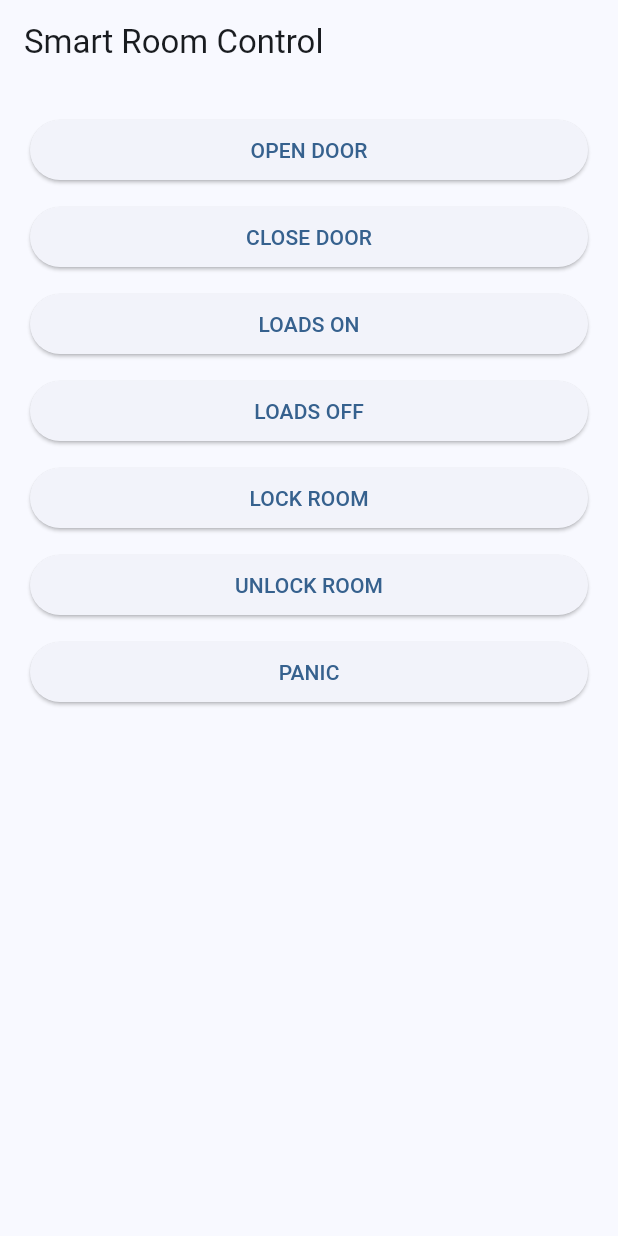
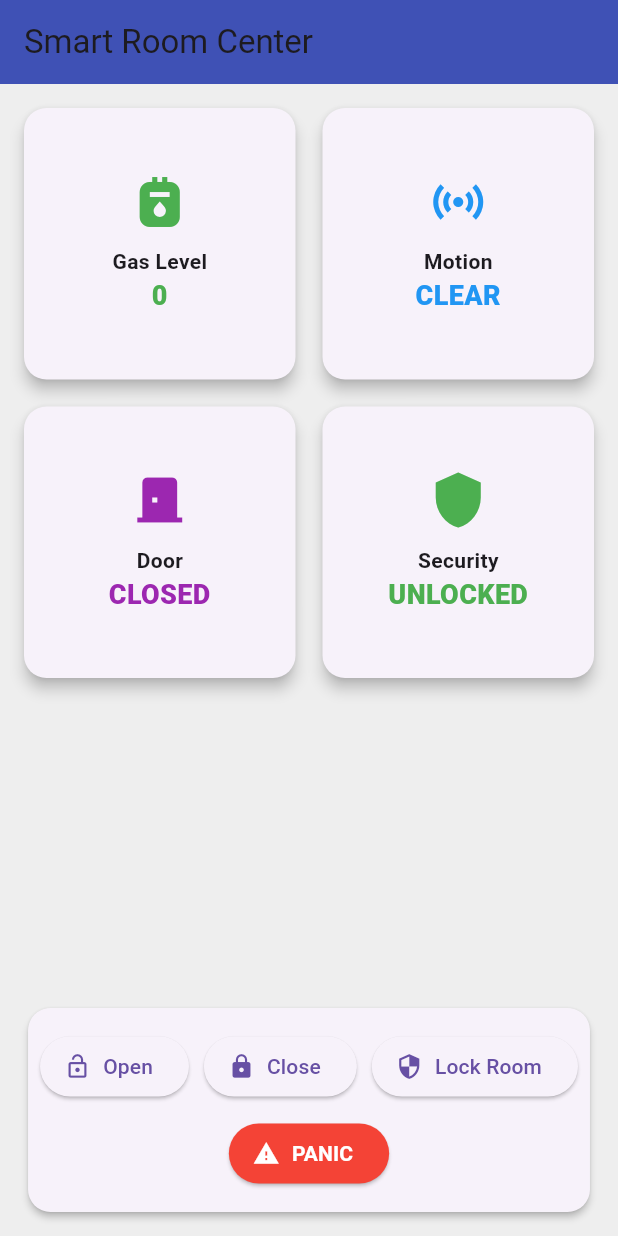
Before and after one commit to Kota-Jagadeesh/RoomGuard, a Flutter app: the screen it shows after launch, after a tap on "PANIC", on a phone screen of 412 x 824 dp. Run offline on Flutter 3.47's test engine with Material 3 defaults, Android fonts, the light colour scheme and no system bars; missing offline and left inert: mqtt_client; statements that could not run were skipped.

```diff
--- a/lib/main.dart
+++ b/lib/main.dart
@@ -1,32 +1,12 @@
 import 'package:flutter/material.dart';
 import 'mqtt_service.dart';
 
-void main() {
-  runApp(const MyApp());
-}
-
-class MyApp extends StatelessWidget {
-  const MyApp({super.key});
-
-  @override
-  Widget build(BuildContext context) {
-    return MaterialApp(
-      debugShowCheckedModeBanner: false,
-
-      title: 'Smart Room',
-
-      theme: ThemeData(
-        colorScheme: ColorScheme.fromSeed(seedColor: Colors.blue),
-      ),
-
-      home: const HomePage(),
-    );
-  }
-}
+void main() => runApp(
+  const MaterialApp(home: HomePage(), debugShowCheckedModeBanner: false),
+);
 
 class HomePage extends StatefulWidget {
   const HomePage({super.key});
-
   @override
   State<HomePage> createState() => _HomePageState();
 }
@@ -34,91 +14,194 @@ class HomePage extends StatefulWidget {
 class _HomePageState extends State<HomePage> {
   MQTTService mqttService = MQTTService();
 
+  // room statet Variables
+  String gasStr = "0",
+      motionStr = "clear",
+      doorStr = "closed",
+      modeStr = "unlocked",
+      loadStr = "off";
+
   @override
   void initState() {
     super.initState();
-
-    connectMQTT();
+    setupMQTT();
   }
 
-  Future<void> connectMQTT() async {
+  void setupMQTT() async {
     await mqttService.connect();
-  }
 
-  void openDoor() {
-    mqttService.publishMessage("smartroom/cmd/door", "open");
-  }
+    // listener for thr real tiem status updates (json packet)
+    mqttService.onStatusReceived = (topic, data) {
+      if (mounted) {
+        setState(() {
+          gasStr = data['gas'].toString();
+          motionStr = data['motion'];
+          doorStr = data['door'];
+          modeStr = data['mode'];
+          loadStr = data['loads'];
+        });
+      }
+    };
 
-  void closeDoor() {
-    mqttService.publishMessage("smartroom/cmd/door", "close");
-  }
-
-  void loadsOn() {
-    mqttService.publishMessage("smartroom/cmd/loads", "on");
-  }
-
-  void loadsOff() {
-    mqttService.publishMessage("smartroom/cmd/loads", "off");
-  }
-
-  void lockRoom() {
-    mqttService.publishMessage("smartroom/cmd/mode", "locked");
-  }
-
-  void unlockRoom() {
-    mqttService.publishMessage("smartroom/cmd/mode", "unlocked");
-  }
-
-  void panicMode() {
-    mqttService.publishMessage("smartroom/cmd/panic", "1");
+    // Listener for critical alerts (Intruders or Gas leaks)
+    mqttService.onAlertReceived = (message) {
+      if (mounted) {
+        if (message.contains("INTRUDER") || message.contains("GAS")) {
+          ScaffoldMessenger.of(context).showSnackBar(
+            SnackBar(
+              content: Text(
+                message,
+                style: const TextStyle(
+                  color: Colors.white,
+                  fontWeight: FontWeight.bold,
+                ),
+              ),
+              backgroundColor: Colors.red,
+              behavior: SnackBarBehavior.floating,
+              duration: const Duration(seconds: 4),
+              margin: const EdgeInsets.all(10),
+            ),
+          );
+        }
+      }
+    };
   }
 
   @override
   Widget build(BuildContext context) {
     return Scaffold(
-      appBar: AppBar(title: const Text("Smart Room Control")),
-
+      backgroundColor: Colors.grey[200],
+      appBar: AppBar(
+        title: const Text("Smart Room Center"),
+        backgroundColor: Colors.indigo,
+        elevation: 0,
+      ),
       body: Padding(
-        padding: const EdgeInsets.all(20),
-
+        padding: const EdgeInsets.all(12.0),
         child: Column(
-          crossAxisAlignment: CrossAxisAlignment.stretch,
-
           children: [
-            ElevatedButton(onPressed: openDoor, child: const Text("OPEN DOOR")),
-
-            const SizedBox(height: 10),
-
-            ElevatedButton(
-              onPressed: closeDoor,
-              child: const Text("CLOSE DOOR"),
+            Expanded(
+              child: GridView.count(
+                crossAxisCount: 2,
+                crossAxisSpacing: 10,
+                mainAxisSpacing: 10,
+                children: [
+                  _infoCard(
+                    "Gas Level",
+                    gasStr,
+                    Icons.gas_meter,
+                    int.parse(gasStr) > 3000 ? Colors.red : Colors.green,
+                  ),
+                  _infoCard(
+                    "Motion",
+                    motionStr,
+                    Icons.sensors,
+                    motionStr == "detected" ? Colors.orange : Colors.blue,
+                  ),
+                  _infoCard(
+                    "Door",
+                    doorStr,
+                    Icons.door_back_door,
+                    Colors.purple,
+                  ),
+                  _infoCard(
+                    "Security",
+                    modeStr,
+                    Icons.shield,
+                    modeStr == "locked" ? Colors.red : Colors.green,
+                  ),
+                ],
+              ),
             ),
-
-            const SizedBox(height: 10),
-
-            ElevatedButton(onPressed: loadsOn, child: const Text("LOADS ON")),
-
-            const SizedBox(height: 10),
-
-            ElevatedButton(onPressed: loadsOff, child: const Text("LOADS OFF")),
-
-            const SizedBox(height: 10),
-
-            ElevatedButton(onPressed: lockRoom, child: const Text("LOCK ROOM")),
-
-            const SizedBox(height: 10),
-
-            ElevatedButton(
-              onPressed: unlockRoom,
-              child: const Text("UNLOCK ROOM"),
+            // panel
+            Card(
+              elevation: 2,
+              shape: RoundedRectangleBorder(
+                borderRadius: BorderRadius.circular(15),
+              ),
+              child: Padding(
+                padding: const EdgeInsets.symmetric(
+                  vertical: 15.0,
+                  horizontal: 8.0,
+                ),
+                child: Wrap(
+                  spacing: 10,
+                  runSpacing: 10,
+                  alignment: WrapAlignment.center,
+                  children: [
+                    ElevatedButton.icon(
+                      onPressed: () => mqttService.publishMessage(
+                        "smartroom/cmd/door",
+                        "open",
+                      ),
+                      icon: const Icon(Icons.lock_open),
+                      label: const Text("Open"),
+                    ),
+                    ElevatedButton.icon(
+                      onPressed: () => mqttService.publishMessage(
+                        "smartroom/cmd/door",
+                        "close",
+                      ),
+                      icon: const Icon(Icons.lock),
+                      label: const Text("Close"),
+                    ),
+                    ElevatedButton.icon(
+                      onPressed: () => mqttService.publishMessage(
+                        "smartroom/cmd/mode",
+                        "locked",
+                      ),
+                      icon: const Icon(Icons.security),
+                      label: const Text("Lock Room"),
+                    ),
+                    ElevatedButton.icon(
+                      onPressed: () => mqttService.publishMessage(
+                        "smartroom/cmd/panic",
+                        "1",
+                      ),
+                      style: ElevatedButton.styleFrom(
+                        backgroundColor: Colors.red,
+                        foregroundColor: Colors.white,
+                      ),
+                      icon: const Icon(Icons.warning),
+                      label: const Text(
+                        "PANIC",
+                        style: TextStyle(fontWeight: FontWeight.bold),
+                      ),
+                    ),
+                  ],
+                ),
+              ),
             ),
-
-            const SizedBox(height: 10),
-
-            ElevatedButton(onPressed: panicMode, child: const Text("PANIC")),
           ],
         ),
       ),
     );
   }
+
+  Widget _infoCard(String title, String value, IconData icon, Color color) {
+    return Card(
+      elevation: 4,
+      shape: RoundedRectangleBorder(borderRadius: BorderRadius.circular(15)),
+      child: Column(
+        mainAxisAlignment: MainAxisAlignment.center,
+        children: [
+          Icon(icon, size: 40, color: color),
+          const SizedBox(height: 10),
+          Text(
+            title,
+            style: const TextStyle(fontWeight: FontWeight.bold, fontSize: 14),
+          ),
+          Text(
+            value.toUpperCase(),
+            textAlign: TextAlign.center,
+            style: TextStyle(
+              color: color,
+              fontWeight: FontWeight.w900,
+              fontSize: 18,
+            ),
+          ),
+        ],
+      ),
+    );
+  }
 }
```
